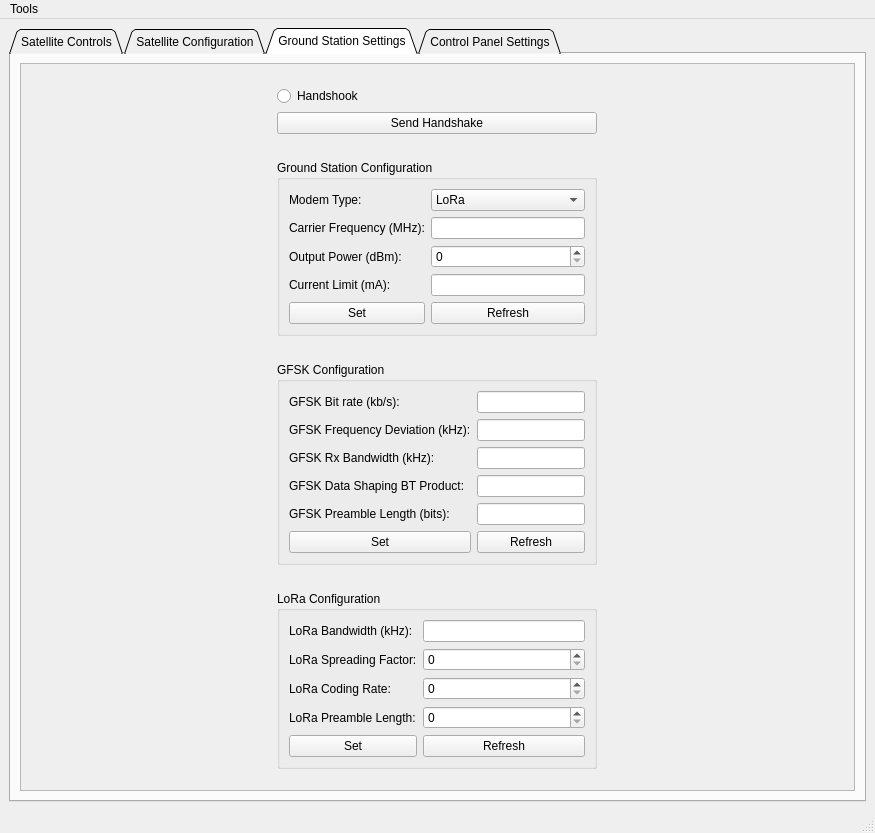
Qt form FOSSAGSCP/mainwindow.ui (FOSSASystems/FOSSA-GroundStationControlPanel) before a commit.
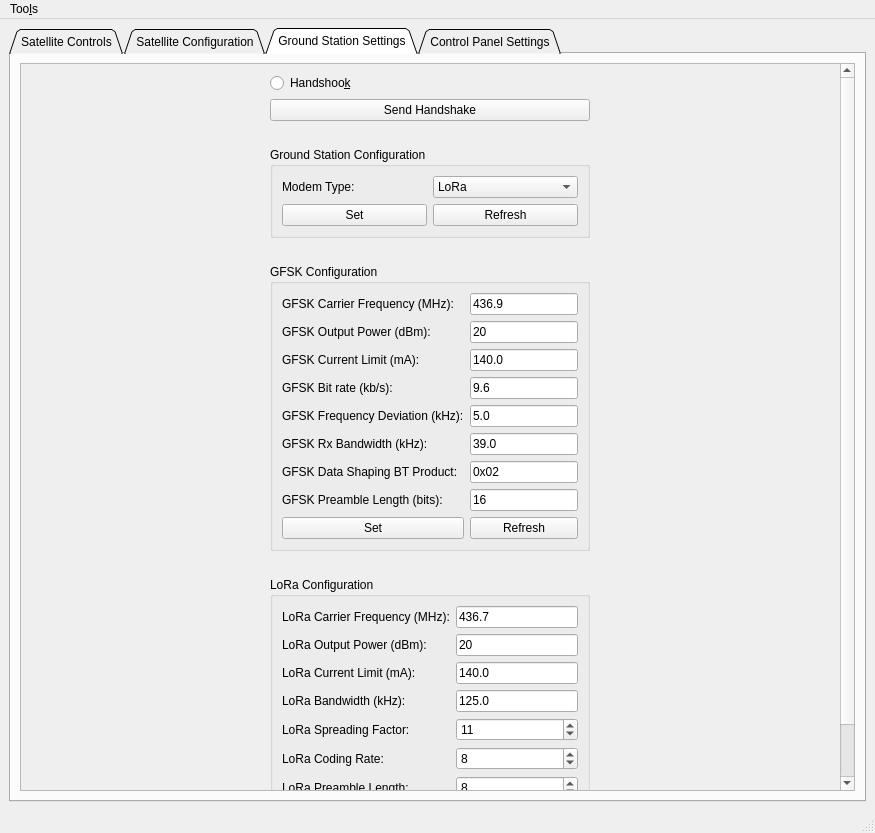
The same form after that commit. The open tabs and pages were chosen to show the change.

Commit message:
change ground station settings
- GFSK and LoRa now have individual settings

Diff of the .ui file:
```diff
--- a/FOSSAGSCP/mainwindow.ui
+++ b/FOSSAGSCP/mainwindow.ui
@@ -2042,10 +2042,10 @@
           <widget class="QWidget" name="scrollAreaWidgetContents_2">
            <property name="geometry">
             <rect>
-             <x>205</x>
-             <y>0</y>
-             <width>393</width>
-             <height>805</height>
+             <x>224</x>
+             <y>-122</y>
+             <width>370</width>
+             <height>898</height>
             </rect>
            </property>
            <property name="sizePolicy">
@@ -2061,7 +2061,7 @@
             <item row="0" column="0">
              <widget class="QRadioButton" name="handshookRadioButton">
               <property name="text">
-               <string>Handshook</string>
+               <string>Handshoo&amp;k</string>
               </property>
               <property name="checkable">
                <bool>true</bool>
@@ -2077,19 +2077,6 @@
                <string>Ground Station Configuration</string>
               </property>
               <layout class="QGridLayout" name="gridLayout_21">
-               <item row="6" column="1">
-                <widget class="QLineEdit" name="GroundStationSettings_ConfigCurrentLimitLineEdit"/>
-               </item>
-               <item row="2" column="1">
-                <widget class="QSpinBox" name="GroundStationSettings_ConfigOutputPowerSpinBox"/>
-               </item>
-               <item row="6" column="0">
-                <widget class="QLabel" name="label_4">
-                 <property name="text">
-                  <string>Current Limit (mA):</string>
-                 </property>
-                </widget>
-               </item>
                <item row="0" column="0">
                 <widget class="QLabel" name="label">
                  <property name="text">
@@ -2111,31 +2098,14 @@
                  </item>
                 </widget>
                </item>
-               <item row="1" column="0">
-                <widget class="QLabel" name="label_2">
-                 <property name="text">
-                  <string>Carrier Frequency (MHz):</string>
-                 </property>
-                </widget>
-               </item>
-               <item row="1" column="1">
-                <widget class="QLineEdit" name="GroundStationSettings_ConfigCarrierFrequencyLineEdit"/>
-               </item>
-               <item row="2" column="0">
-                <widget class="QLabel" name="label_3">
-                 <property name="text">
-                  <string>Output Power (dBm):</string>
-                 </property>
-                </widget>
-               </item>
-               <item row="7" column="0">
+               <item row="4" column="0">
                 <widget class="QPushButton" name="GroundStationSettings_ConfigSetButton">
                  <property name="text">
                   <string>Set</string>
                  </property>
                 </widget>
                </item>
-               <item row="7" column="1">
+               <item row="4" column="1">
                 <widget class="QPushButton" name="GroundStationSettings_ConfigRefreshButton">
                  <property name="text">
                   <string>Refresh</string>
@@ -2151,70 +2121,132 @@
                <string>GFSK Configuration</string>
               </property>
               <layout class="QGridLayout" name="gridLayout_24">
-               <item row="0" column="0">
+               <item row="1" column="1">
+                <widget class="QLineEdit" name="GroundStationSettings_GFSKConfigOutputPowerLineEdit">
+                 <property name="text">
+                  <string>20</string>
+                 </property>
+                </widget>
+               </item>
+               <item row="3" column="0">
                 <widget class="QLabel" name="label_9">
                  <property name="text">
                   <string>GFSK Bit rate (kb/s):</string>
                  </property>
                 </widget>
                </item>
-               <item row="0" column="1">
-                <widget class="QLineEdit" name="GroundStationSettings_GFSKConfigBitRateLineEdit"/>
+               <item row="3" column="1">
+                <widget class="QLineEdit" name="GroundStationSettings_GFSKConfigBitRateLineEdit">
+                 <property name="text">
+                  <string>9.6</string>
+                 </property>
+                </widget>
                </item>
-               <item row="1" column="0">
+               <item row="4" column="0">
                 <widget class="QLabel" name="label_10">
                  <property name="text">
                   <string>GFSK Frequency Deviation (kHz):</string>
                  </property>
                 </widget>
                </item>
-               <item row="1" column="1">
-                <widget class="QLineEdit" name="GroundStationSettings_GFSKConfigFreqDeviationLineEdit"/>
+               <item row="4" column="1">
+                <widget class="QLineEdit" name="GroundStationSettings_GFSKConfigFreqDeviationLineEdit">
+                 <property name="text">
+                  <string>5.0</string>
+                 </property>
+                </widget>
                </item>
-               <item row="2" column="0">
+               <item row="5" column="0">
                 <widget class="QLabel" name="label_11">
                  <property name="text">
                   <string>GFSK Rx Bandwidth (kHz):</string>
                  </property>
                 </widget>
                </item>
-               <item row="2" column="1">
-                <widget class="QLineEdit" name="GroundStationSettings_GFSKConfigRxBandwidthLineEdit"/>
+               <item row="5" column="1">
+                <widget class="QLineEdit" name="GroundStationSettings_GFSKConfigRxBandwidthLineEdit">
+                 <property name="text">
+                  <string>39.0</string>
+                 </property>
+                </widget>
                </item>
-               <item row="3" column="0">
+               <item row="6" column="0">
                 <widget class="QLabel" name="label_12">
                  <property name="text">
                   <string>GFSK Data Shaping BT Product:</string>
                  </property>
                 </widget>
                </item>
-               <item row="3" column="1">
-                <widget class="QLineEdit" name="GroundStationSettings_GFSKConfigDataShapingBTProductLineEdit"/>
+               <item row="6" column="1">
+                <widget class="QLineEdit" name="GroundStationSettings_GFSKConfigDataShapingBTProductLineEdit">
+                 <property name="text">
+                  <string>0x02</string>
+                 </property>
+                </widget>
                </item>
-               <item row="4" column="0">
+               <item row="7" column="0">
                 <widget class="QLabel" name="label_13">
                  <property name="text">
                   <string>GFSK Preamble Length (bits):</string>
                  </property>
                 </widget>
                </item>
-               <item row="4" column="1">
-                <widget class="QLineEdit" name="GroundStationSettings_GFSKConfigPreambleLengthLineEdit"/>
+               <item row="7" column="1">
+                <widget class="QLineEdit" name="GroundStationSettings_GFSKConfigPreambleLengthLineEdit">
+                 <property name="text">
+                  <string>16</string>
+                 </property>
+                </widget>
                </item>
-               <item row="5" column="0">
+               <item row="8" column="0">
                 <widget class="QPushButton" name="GroundStationSettings_GFSKConfigSetButton">
                  <property name="text">
                   <string>Set</string>
                  </property>
                 </widget>
                </item>
-               <item row="5" column="1">
+               <item row="8" column="1">
                 <widget class="QPushButton" name="GroundStationSettings_GFSKConfigRefreshButton">
                  <property name="text">
                   <string>Refresh</string>
                  </property>
                 </widget>
                </item>
+               <item row="1" column="0">
+                <widget class="QLabel" name="label_86">
+                 <property name="text">
+                  <string>GFSK Output Power (dBm):</string>
+                 </property>
+                </widget>
+               </item>
+               <item row="0" column="0">
+                <widget class="QLabel" name="label_85">
+                 <property name="text">
+                  <string>GFSK Carrier Frequency (MHz):</string>
+                 </property>
+                </widget>
+               </item>
+               <item row="0" column="1">
+                <widget class="QLineEdit" name="GroundStationSettings_GFSKConfigCarrierFrequencyLineEdit">
+                 <property name="text">
+                  <string>436.9</string>
+                 </property>
+                </widget>
+               </item>
+               <item row="2" column="0">
+                <widget class="QLabel" name="label_88">
+                 <property name="text">
+                  <string>GFSK Current Limit (mA):</string>
+                 </property>
+                </widget>
+               </item>
+               <item row="2" column="1">
+                <widget class="QLineEdit" name="GroundStationSettings_GFSKConfigCurrentLimitLineEdit">
+                 <property name="text">
+                  <string>140.0</string>
+                 </property>
+                </widget>
+               </item>
               </layout>
              </widget>
             </item>
@@ -2251,59 +2283,117 @@
               </property>
               <layout class="QGridLayout" name="gridLayout_22">
                <item row="0" column="0">
+                <widget class="QLabel" name="label_84">
+                 <property name="text">
+                  <string>LoRa Carrier Frequency (MHz):</string>
+                 </property>
+                </widget>
+               </item>
+               <item row="1" column="1">
+                <widget class="QLineEdit" name="GroundStationSettings_loraConfigurationOutputPowerLineEdit">
+                 <property name="text">
+                  <string>20</string>
+                 </property>
+                </widget>
+               </item>
+               <item row="0" column="1">
+                <widget class="QLineEdit" name="GroundStationSettings_loraConfigurationCarrierFrequencyLineEdit">
+                 <property name="text">
+                  <string>436.7</string>
+                 </property>
+                </widget>
+               </item>
+               <item row="3" column="0">
                 <widget class="QLabel" name="label_5">
                  <property name="text">
                   <string>LoRa Bandwidth (kHz):</string>
                  </property>
                 </widget>
                </item>
-               <item row="1" column="1">
-                <widget class="QSpinBox" name="GroundStationSettings_loraConfigurationSpreadingFactorSpinBox"/>
+               <item row="4" column="1">
+                <widget class="QSpinBox" name="GroundStationSettings_loraConfigurationSpreadingFactorSpinBox">
+                 <property name="value">
+                  <number>11</number>
+                 </property>
+                </widget>
                </item>
-               <item row="4" column="0">
+               <item row="7" column="0">
                 <widget class="QLabel" name="label_8">
                  <property name="text">
                   <string>LoRa Preamble Length:</string>
                  </property>
                 </widget>
                </item>
-               <item row="3" column="0">
+               <item row="6" column="0">
                 <widget class="QLabel" name="label_7">
                  <property name="text">
                   <string>LoRa Coding Rate:</string>
                  </property>
                 </widget>
                </item>
-               <item row="4" column="1">
-                <widget class="QSpinBox" name="GroundStationSettings_loraConfigurationPreambleLengthSpinBox"/>
-               </item>
-               <item row="0" column="1">
-                <widget class="QLineEdit" name="GroundStationSettings_loraConfigurationBandwidthLineEdit"/>
+               <item row="7" column="1">
+                <widget class="QSpinBox" name="GroundStationSettings_loraConfigurationPreambleLengthSpinBox">
+                 <property name="value">
+                  <number>8</number>
+                 </property>
+                </widget>
                </item>
                <item row="3" column="1">
-                <widget class="QSpinBox" name="GroundStationSettings_loraConfigurationCodingRateSpinBox"/>
+                <widget class="QLineEdit" name="GroundStationSettings_loraConfigurationBandwidthLineEdit">
+                 <property name="text">
+                  <string>125.0</string>
+                 </property>
+                </widget>
                </item>
-               <item row="1" column="0">
+               <item row="6" column="1">
+                <widget class="QSpinBox" name="GroundStationSettings_loraConfigurationCodingRateSpinBox">
+                 <property name="value">
+                  <number>8</number>
+                 </property>
+                </widget>
+               </item>
+               <item row="4" column="0">
                 <widget class="QLabel" name="label_6">
                  <property name="text">
                   <string>LoRa Spreading Factor:</string>
                  </property>
                 </widget>
                </item>
-               <item row="5" column="0">
+               <item row="8" column="0">
                 <widget class="QPushButton" name="GroundStationSettings_loraSetButton">
                  <property name="text">
                   <string>Set</string>
                  </property>
                 </widget>
                </item>
-               <item row="5" column="1">
+               <item row="8" column="1">
                 <widget class="QPushButton" name="GroundStationSettings_loraRefreshButton">
                  <property name="text">
                   <string>Refresh</string>
                  </property>
                 </widget>
                </item>
+               <item row="1" column="0">
+                <widget class="QLabel" name="label_87">
+                 <property name="text">
+                  <string>LoRa Output Power (dBm):</string>
+                 </property>
+                </widget>
+               </item>
+               <item row="2" column="0">
+                <widget class="QLabel" name="label_2">
+                 <property name="text">
+                  <string>LoRa Current Limit (mA):</string>
+                 </property>
+                </widget>
+               </item>
+               <item row="2" column="1">
+                <widget class="QLineEdit" name="GroundStationSettings_loraConfigurationCurrentLimitLineEdit">
+                 <property name="text">
+                  <string>140.0</string>
+                 </property>
+                </widget>
+               </item>
               </layout>
              </widget>
             </item>
@@ -2607,12 +2697,12 @@
      <x>0</x>
      <y>0</y>
      <width>875</width>
-     <height>22</height>
+     <height>23</height>
     </rect>
    </property>
    <widget class="QMenu" name="menuTools">
     <property name="title">
-     <string>Tools</string>
+     <string>Too&amp;ls</string>
     </property>
     <addaction name="actionView_Serial_Ports"/>
    </widget>
```
Left out of the diff: 64 changed lines with no effect on the pictures. The commit also changes 2 other files.
